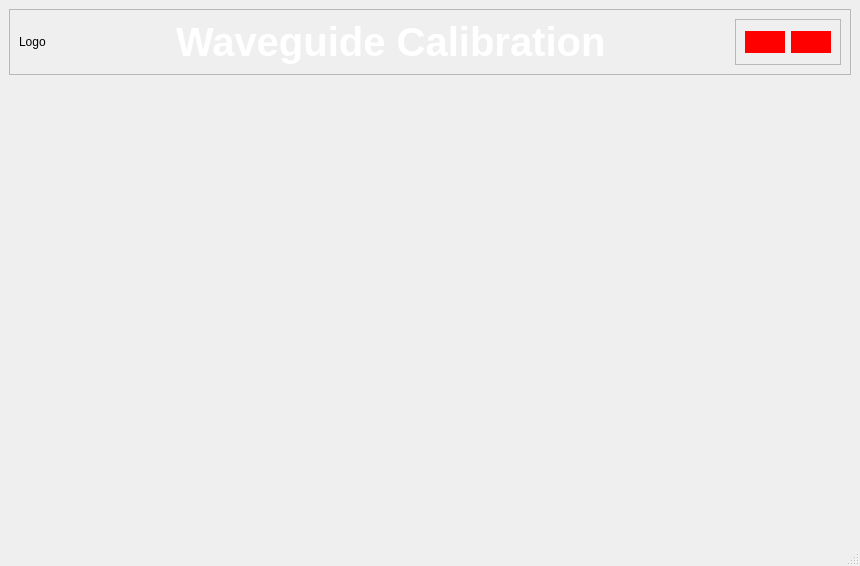
The window that Assets/UiFiles/waveguideCalibrationPage.ui (Jeffrey-Ragland/pyqt5IOCLTwo) describes before a commit, drawn with Qt 5.
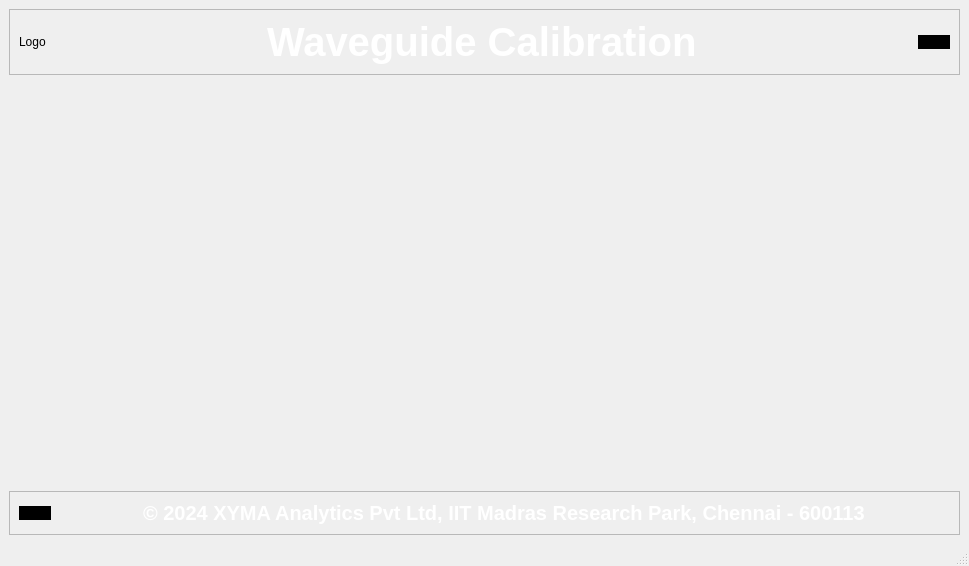
The same window after the commit.

Commit message: copyright label added

```diff
--- a/Assets/UiFiles/waveguideCalibrationPage.ui
+++ b/Assets/UiFiles/waveguideCalibrationPage.ui
@@ -6,7 +6,7 @@
    <rect>
     <x>0</x>
     <y>0</y>
-    <width>860</width>
+    <width>969</width>
     <height>566</height>
    </rect>
   </property>
@@ -75,39 +75,17 @@
         </spacer>
        </item>
        <item>
-        <widget class="QFrame" name="frame_2">
+        <widget class="QPushButton" name="waveguideLogoutButton">
          <property name="styleSheet">
-          <string notr="true">QPushButton {
-	background-color: rgb(255, 0, 0);
-   	color: white;
+          <string notr="true">#waveguideLogoutButton {
+	background-color: rgb(0, 0, 0);
 	border-radius: 16px;
-	padding: 4px;
-	font: bold;
 }
 </string>
          </property>
-         <property name="frameShape">
-          <enum>QFrame::StyledPanel</enum>
+         <property name="text">
+          <string/>
          </property>
-         <property name="frameShadow">
-          <enum>QFrame::Raised</enum>
-         </property>
-         <layout class="QHBoxLayout" name="horizontalLayout">
-          <item>
-           <widget class="QPushButton" name="waveguideBackButton">
-            <property name="text">
-             <string/>
-            </property>
-           </widget>
-          </item>
-          <item>
-           <widget class="QPushButton" name="waveguideLogoutButton">
-            <property name="text">
-             <string/>
-            </property>
-           </widget>
-          </item>
-         </layout>
         </widget>
        </item>
       </layout>
@@ -126,6 +104,72 @@
       </property>
      </spacer>
     </item>
+    <item>
+     <widget class="QFrame" name="frame_2">
+      <property name="styleSheet">
+       <string notr="true">QPushButton {
+	background-color: rgb(0, 0, 0);
+	border-radius: 16px;
+}
+</string>
+      </property>
+      <property name="frameShape">
+       <enum>QFrame::StyledPanel</enum>
+      </property>
+      <property name="frameShadow">
+       <enum>QFrame::Raised</enum>
+      </property>
+      <layout class="QHBoxLayout" name="horizontalLayout">
+       <item>
+        <widget class="QPushButton" name="waveguideBackButton">
+         <property name="text">
+          <string/>
+         </property>
+        </widget>
+       </item>
+       <item>
+        <spacer name="horizontalSpacer_3">
+         <property name="orientation">
+          <enum>Qt::Horizontal</enum>
+         </property>
+         <property name="sizeHint" stdset="0">
+          <size>
+           <width>61</width>
+           <height>20</height>
+          </size>
+         </property>
+        </spacer>
+       </item>
+       <item>
+        <widget class="QLabel" name="copyrightLabel">
+         <property name="styleSheet">
+          <string notr="true">#copyrightLabel {
+	color: white;
+	font-size: 20px;
+	font-weight: 500;
+}</string>
+         </property>
+         <property name="text">
+          <string>© 2024 XYMA Analytics Pvt Ltd, IIT Madras Research Park, Chennai - 600113</string>
+         </property>
+        </widget>
+       </item>
+       <item>
+        <spacer name="horizontalSpacer_4">
+         <property name="orientation">
+          <enum>Qt::Horizontal</enum>
+         </property>
+         <property name="sizeHint" stdset="0">
+          <size>
+           <width>61</width>
+           <height>20</height>
+          </size>
+         </property>
+        </spacer>
+       </item>
+      </layout>
+     </widget>
+    </item>
    </layout>
   </widget>
   <widget class="QMenuBar" name="menubar">
```
Left out of the diff: 4 changed lines with no effect on the pictures. The commit also changes 6 other files.
